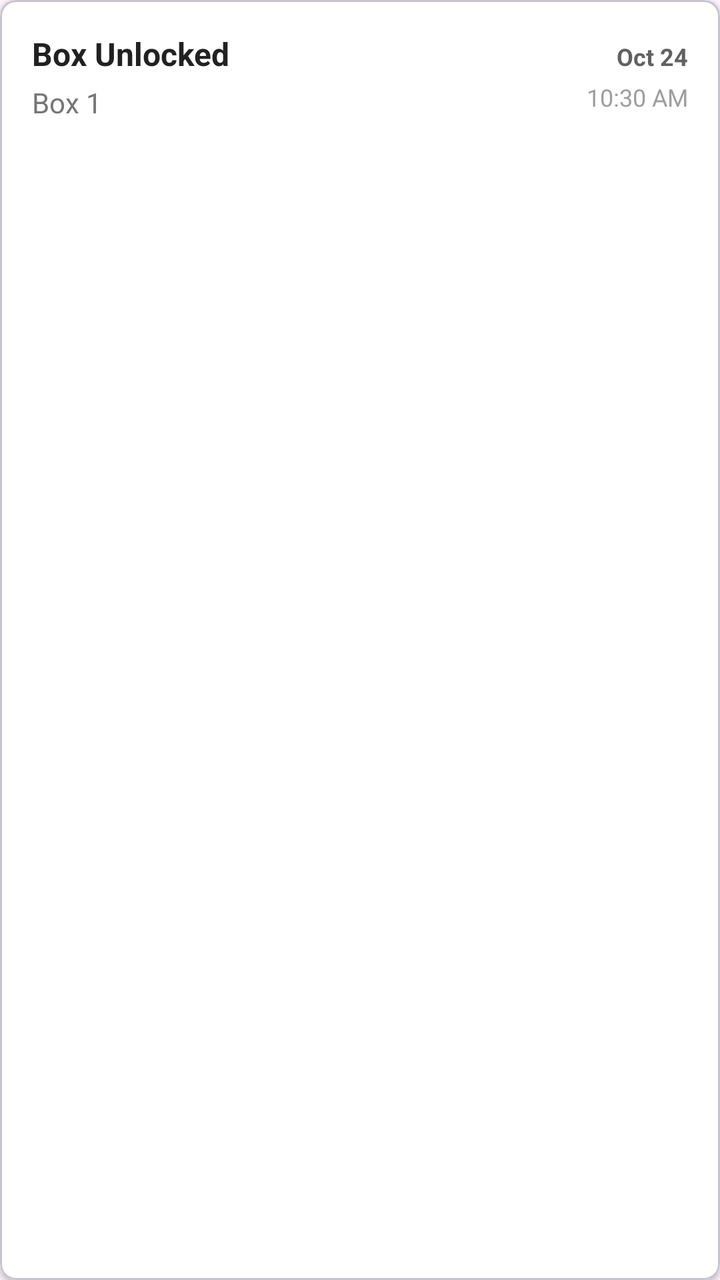
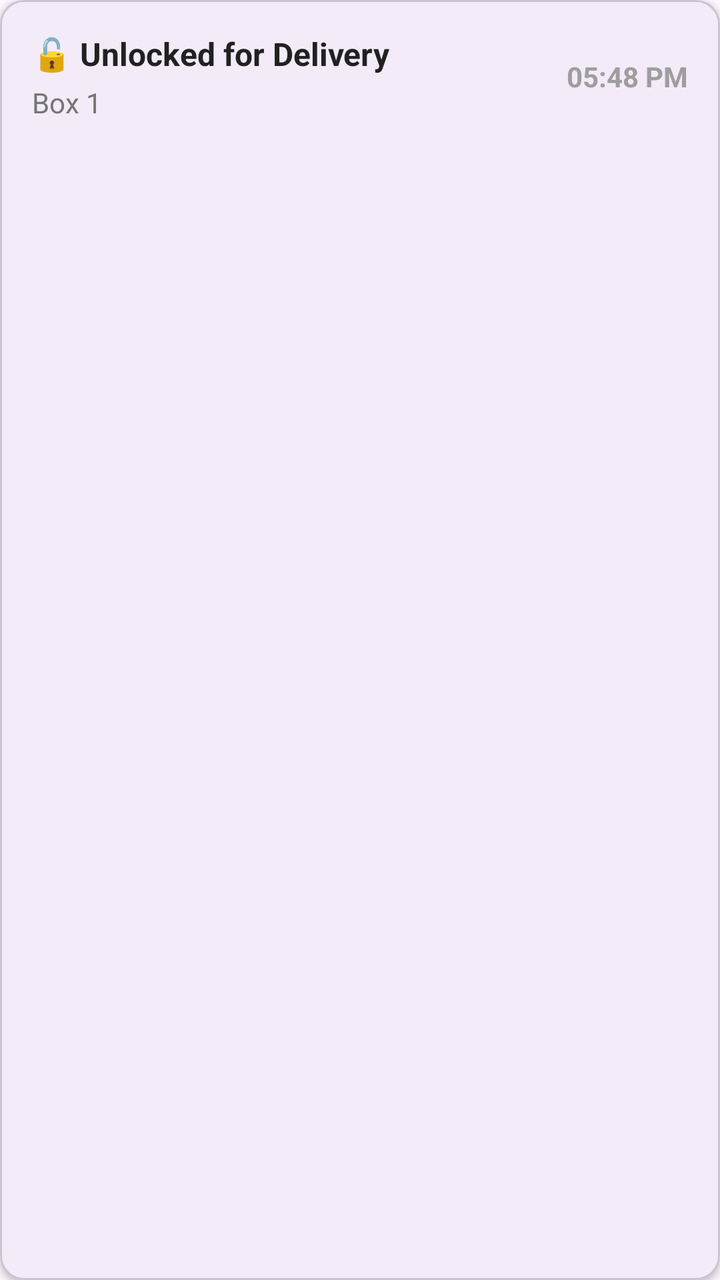

The first picture is an Android layout as it rendered before a commit; the second is the same layout after the commit. The layout source and the unified diff follow.
<!-- AndroidManifest.xml: application theme Theme.SmartFoodDeliveryBox -->
<!-- res/layout/item_history_simple.xml -->
<?xml version="1.0" encoding="utf-8"?>
<com.google.android.material.card.MaterialCardView
    xmlns:android="http://schemas.android.com/apk/res/android"
    xmlns:app="http://schemas.android.com/apk/res-auto"
    android:layout_width="match_parent"
    android:layout_height="wrap_content"
    android:layout_marginBottom="8dp"
    app:cardCornerRadius="8dp"
    app:cardElevation="2dp"
    app:cardBackgroundColor="@android:color/white">

    <LinearLayout
        android:layout_width="match_parent"
        android:layout_height="wrap_content"
        android:orientation="horizontal"
        android:padding="16dp"
        android:gravity="center_vertical">

        
        <LinearLayout
            android:layout_width="0dp"
            android:layout_height="wrap_content"
            android:layout_weight="1"
            android:orientation="vertical">

            <TextView
                android:id="@+id/tvAction"
                android:layout_width="wrap_content"
                android:layout_height="wrap_content"
                android:text="Box Unlocked"
                android:textSize="16sp"
                android:textStyle="bold"
                android:textColor="#212121"/>

            <TextView
                android:id="@+id/tvBox"
                android:layout_width="wrap_content"
                android:layout_height="wrap_content"
                android:text="Box 1"
                android:textSize="14sp"
                android:textColor="#757575"
                android:layout_marginTop="4dp"/>

        </LinearLayout>

        
        <LinearLayout
            android:layout_width="wrap_content"
            android:layout_height="wrap_content"
            android:orientation="vertical"
            android:gravity="end">

            <TextView
                android:id="@+id/tvDate"
                android:layout_width="wrap_content"
                android:layout_height="wrap_content"
                android:text="Oct 24"
                android:textSize="12sp"
                android:textStyle="bold"
                android:textColor="#616161"/>

            <TextView
                android:id="@+id/tvTime"
                android:layout_width="wrap_content"
                android:layout_height="wrap_content"
                android:text="10:30 AM"
                android:textSize="12sp"
                android:textColor="#9E9E9E"
                android:layout_marginTop="4dp"/>

        </LinearLayout>

    </LinearLayout>

</com.google.android.material.card.MaterialCardView>
<!-- resources referenced by this layout -->
<resources>
  <style name="Theme.SmartFoodDeliveryBox" parent="Base.Theme.SmartFoodDeliveryBox" />
  <style name="Base.Theme.SmartFoodDeliveryBox" parent="Theme.Material3.DayNight.NoActionBar">
          
          
      </style>
</resources>

<!-- the commit's change to res/layout/item_history_simple.xml (unified diff, before → after) -->
@@ -5,9 +5,9 @@
     android:layout_width="match_parent"
     android:layout_height="wrap_content"
     android:layout_marginBottom="8dp"
-    app:cardCornerRadius="8dp"
+    app:cardCornerRadius="12dp"
     app:cardElevation="2dp"
-    app:cardBackgroundColor="@android:color/white">
+    android:background="?attr/selectableItemBackground">
 
     <LinearLayout
         android:layout_width="match_parent"
@@ -23,15 +23,17 @@
             android:layout_weight="1"
             android:orientation="vertical">
 
+            
             <TextView
                 android:id="@+id/tvAction"
                 android:layout_width="wrap_content"
                 android:layout_height="wrap_content"
-                android:text="Box Unlocked"
+                android:text="🔓 Unlocked for Delivery"
                 android:textSize="16sp"
                 android:textStyle="bold"
                 android:textColor="#212121"/>
 
+            
             <TextView
                 android:id="@+id/tvBox"
                 android:layout_width="wrap_content"
@@ -44,31 +46,15 @@
         </LinearLayout>
 
         
-        <LinearLayout
+        <TextView
+            android:id="@+id/tvTime"
             android:layout_width="wrap_content"
             android:layout_height="wrap_content"
-            android:orientation="vertical"
-            android:gravity="end">
-
-            <TextView
-                android:id="@+id/tvDate"
-                android:layout_width="wrap_content"
-                android:layout_height="wrap_content"
-                android:text="Oct 24"
-                android:textSize="12sp"
-                android:textStyle="bold"
-                android:textColor="#616161"/>
-
-            <TextView
-                android:id="@+id/tvTime"
-                android:layout_width="wrap_content"
-                android:layout_height="wrap_content"
-                android:text="10:30 AM"
-                android:textSize="12sp"
-                android:textColor="#9E9E9E"
-                android:layout_marginTop="4dp"/>
-
-        </LinearLayout>
+            android:text="05:48 PM"
+            android:textSize="14sp"
+            android:textColor="#9E9E9E"
+            android:textStyle="bold"
+            android:layout_marginStart="8dp"/>
 
     </LinearLayout>
 
